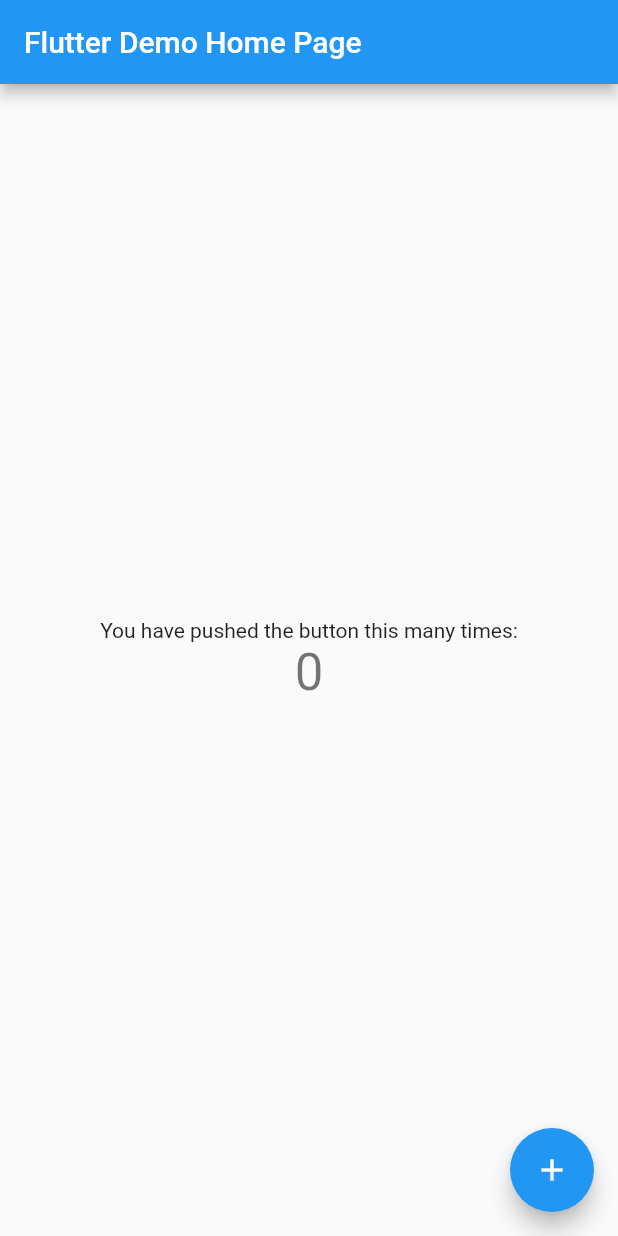
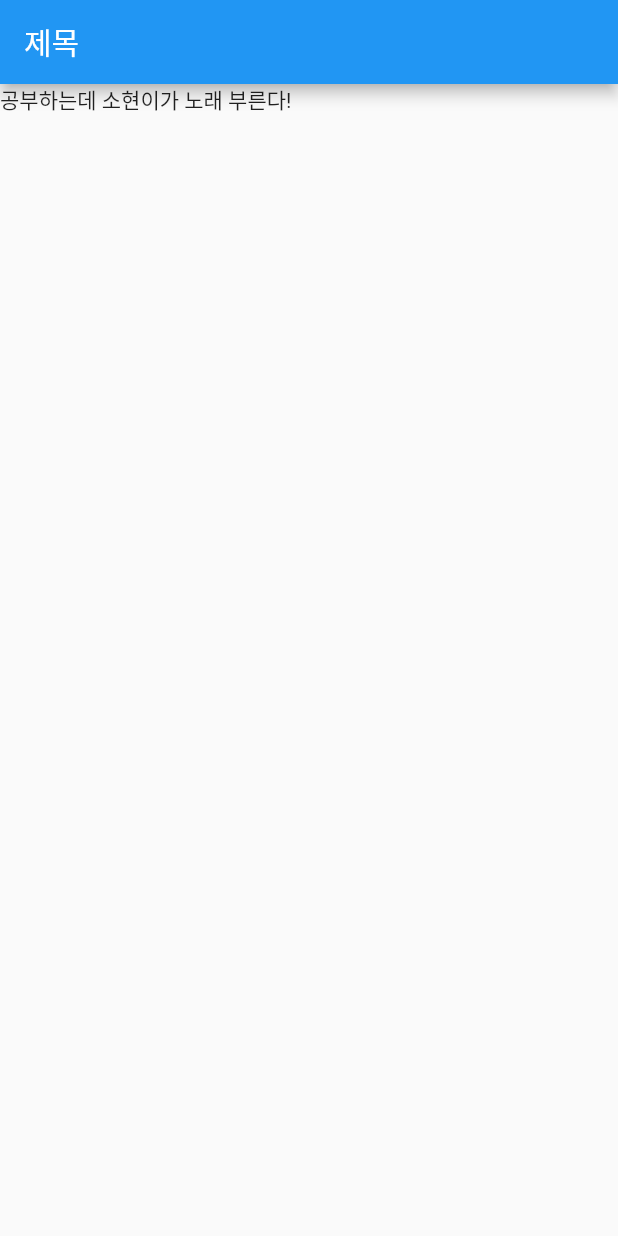
Before and after one commit to manggong/Flutter, a Flutter app: the screen it shows after launch, on a phone screen of 412 x 824 dp. Run offline on Flutter 3.47's test engine with Material 2 defaults, Android fonts, the phone set to English and light mode, and no system bars.

```diff
--- a/first_app/lib/main.dart
+++ b/first_app/lib/main.dart
@@ -5,65 +5,27 @@
   runApp(MyApp());
 }
 
-//시작 클래스, 메터리얼 디자인 앱 생성
 class MyApp extends StatelessWidget {
   @override
   Widget build(BuildContext context) {
     return MaterialApp(
-      title: 'Flutter Demo',
+      title: "Flutter App",
       theme: ThemeData(
-        primarySwatch: Colors.blue,
+        primaryColor: Colors.blue,
       ),
-      home: MyHomePage(title: 'Flutter Demo Home Page'), // 표시할 화면의 인스턴스
+      home: MyHomePage()
     );
   }
 }
 
-// 시작 클래스가 실제로 표시하는 클래스, 카운터 앱 화면
-class MyHomePage extends StatefulWidget {
-  MyHomePage({Key? key, required this.title}) : super(key: key);
-
-  final String title;
-
-  @override
-  _MyHomePageState createState() => _MyHomePageState();
-}
-
-// MyHomwPage 클래스의 상태를 나타내는 State 클래스
-class _MyHomePageState extends State<MyHomePage> {
-  int _counter = 0;
-
-  void _incrementCounter() {
-    setState(() {
-      _counter++;
-    });
-  }
-
+class MyHomePage extends StatelessWidget {
   @override
   Widget build(BuildContext context) {
     return Scaffold(
       appBar: AppBar(
-        title: Text(widget.title),
+        title: Text("제목")
       ),
-      body: Center(
-        child: Column(
-          mainAxisAlignment: MainAxisAlignment.center,
-          children: <Widget>[
-            Text(
-              'You have pushed the button this many times:',
-            ),
-            Text(
-              '$_counter',
-              style: Theme.of(context).textTheme.headline4,
-            ),
-          ],
-        ),
-      ),
-      floatingActionButton: FloatingActionButton(
-        onPressed: _incrementCounter,
-        tooltip: 'Increment',
-        child: Icon(Icons.add),
-      ),
+      body: Text("공부하는데 소현이가 노래 부른다!")
     );
   }
 }
```
